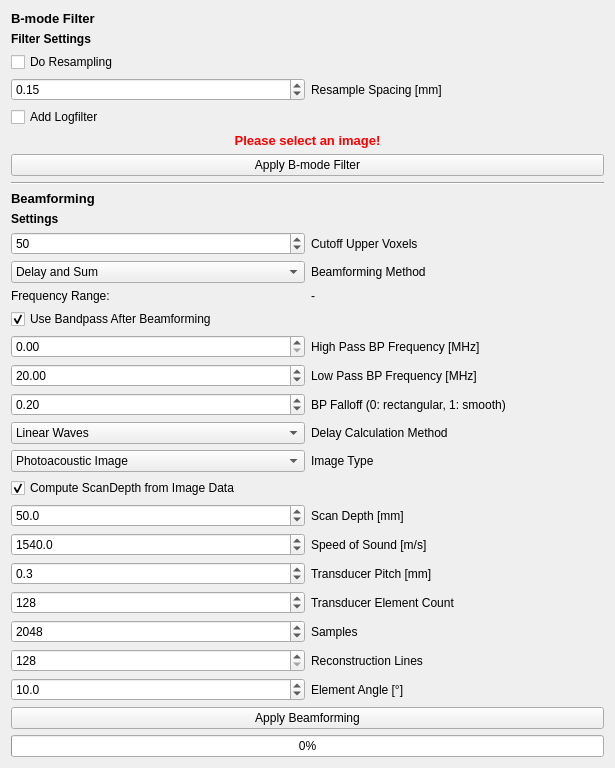
Before: the Qt Designer form Plugins/org.mitk.gui.qt.photoacoustics.imageprocessing/src/internal/PAImageProcessingControls.ui in MITK/MITK, drawn with Qt 5.
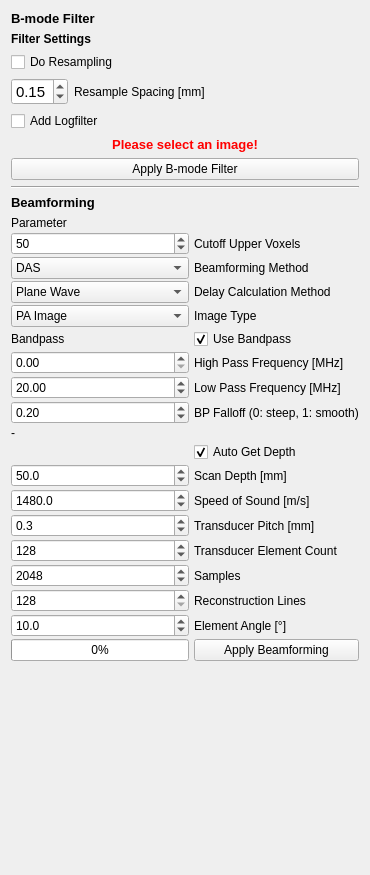
After: the same form once the commit is applied.

Patch:
```diff
--- a/Plugins/org.mitk.gui.qt.photoacoustics.imageprocessing/src/internal/PAImageProcessingControls.ui
+++ b/Plugins/org.mitk.gui.qt.photoacoustics.imageprocessing/src/internal/PAImageProcessingControls.ui
@@ -6,8 +6,8 @@
    <rect>
     <x>0</x>
     <y>0</y>
-    <width>615</width>
-    <height>766</height>
+    <width>370</width>
+    <height>875</height>
    </rect>
   </property>
   <property name="minimumSize">
@@ -51,6 +51,23 @@
           <layout class="QHBoxLayout" name="horizontalLayout">
            <item>
             <widget class="QDoubleSpinBox" name="ResamplingValue">
+             <property name="sizePolicy">
+              <sizepolicy hsizetype="Fixed" vsizetype="Fixed">
+               <horstretch>0</horstretch>
+               <verstretch>0</verstretch>
+              </sizepolicy>
+             </property>
+             <property name="minimumSize">
+              <size>
+               <width>13</width>
+               <height>0</height>
+              </size>
+             </property>
+             <property name="font">
+              <font>
+               <pointsize>11</pointsize>
+              </font>
+             </property>
              <property name="minimum">
               <double>0.010000000000000</double>
              </property>
@@ -95,6 +112,12 @@
        </item>
        <item>
         <widget class="QPushButton" name="buttonApplyBModeFilter">
+         <property name="sizePolicy">
+          <sizepolicy hsizetype="Minimum" vsizetype="Fixed">
+           <horstretch>0</horstretch>
+           <verstretch>0</verstretch>
+          </sizepolicy>
+         </property>
          <property name="toolTip">
           <string>Do image processing</string>
          </property>
@@ -121,31 +144,74 @@
      </item>
      <item>
       <layout class="QVBoxLayout" name="verticalLayout_3">
-       <item>
-        <widget class="QLabel" name="BeamformerSettings">
-         <property name="text">
-          <string>&lt;html&gt;&lt;head/&gt;&lt;body&gt;&lt;p&gt;&lt;span style=&quot; font-weight:600;&quot;&gt;Settings&lt;/span&gt;&lt;/p&gt;&lt;/body&gt;&lt;/html&gt;</string>
-         </property>
-        </widget>
-       </item>
        <item>
         <layout class="QGridLayout" name="gridLayout">
-         <item row="14" column="1">
+         <property name="horizontalSpacing">
+          <number>5</number>
+         </property>
+         <property name="verticalSpacing">
+          <number>2</number>
+         </property>
+         <item row="3" column="1">
+          <widget class="QLabel" name="label_8">
+           <property name="text">
+            <string>Delay Calculation Method</string>
+           </property>
+          </widget>
+         </item>
+         <item row="17" column="1">
+          <widget class="QCheckBox" name="UseImageSpacing">
+           <property name="text">
+            <string>Auto Get Depth</string>
+           </property>
+           <property name="checked">
+            <bool>true</bool>
+           </property>
+          </widget>
+         </item>
+         <item row="25" column="1">
+          <widget class="QPushButton" name="buttonApplyBeamforming">
+           <property name="text">
+            <string>Apply Beamforming</string>
+           </property>
+          </widget>
+         </item>
+         <item row="17" column="0">
+          <widget class="QLabel" name="label_14">
+           <property name="text">
+            <string/>
+           </property>
+          </widget>
+         </item>
+         <item row="2" column="1">
+          <widget class="QLabel" name="label_4">
+           <property name="text">
+            <string>Beamforming Method</string>
+           </property>
+          </widget>
+         </item>
+         <item row="19" column="1">
           <widget class="QLabel" name="label_2">
            <property name="text">
             <string>Speed of Sound [m/s]</string>
            </property>
           </widget>
          </item>
-         <item row="13" column="1">
+         <item row="18" column="1">
           <widget class="QLabel" name="label">
            <property name="text">
             <string>Scan Depth [mm]</string>
            </property>
           </widget>
          </item>
-         <item row="15" column="0">
+         <item row="20" column="0">
           <widget class="QDoubleSpinBox" name="Pitch">
+           <property name="sizePolicy">
+            <sizepolicy hsizetype="Preferred" vsizetype="Fixed">
+             <horstretch>0</horstretch>
+             <verstretch>0</verstretch>
+            </sizepolicy>
+           </property>
            <property name="decimals">
             <number>1</number>
            </property>
@@ -163,8 +229,14 @@
            </property>
           </widget>
          </item>
-         <item row="14" column="0">
+         <item row="19" column="0">
           <widget class="QDoubleSpinBox" name="SpeedOfSound">
+           <property name="sizePolicy">
+            <sizepolicy hsizetype="Preferred" vsizetype="Fixed">
+             <horstretch>0</horstretch>
+             <verstretch>0</verstretch>
+            </sizepolicy>
+           </property>
            <property name="decimals">
             <number>1</number>
            </property>
@@ -178,26 +250,25 @@
             <double>0.100000000000000</double>
            </property>
            <property name="value">
-            <double>1540.000000000000000</double>
+            <double>1480.000000000000000</double>
            </property>
           </widget>
          </item>
-         <item row="2" column="1">
-          <widget class="QLabel" name="label_4">
-           <property name="text">
-            <string>Beamforming Method</string>
-           </property>
-          </widget>
-         </item>
-         <item row="16" column="1">
+         <item row="21" column="1">
           <widget class="QLabel" name="label_5">
            <property name="text">
             <string>Transducer Element Count</string>
            </property>
           </widget>
          </item>
-         <item row="13" column="0">
+         <item row="18" column="0">
           <widget class="QDoubleSpinBox" name="ScanDepth">
+           <property name="sizePolicy">
+            <sizepolicy hsizetype="Preferred" vsizetype="Fixed">
+             <horstretch>0</horstretch>
+             <verstretch>0</verstretch>
+            </sizepolicy>
+           </property>
            <property name="decimals">
             <number>1</number>
            </property>
@@ -209,29 +280,21 @@
            </property>
           </widget>
          </item>
-         <item row="2" column="0">
-          <widget class="QComboBox" name="BFAlgorithm">
-           <item>
-            <property name="text">
-             <string>Delay and Sum</string>
-            </property>
-           </item>
-           <item>
-            <property name="text">
-             <string>Delay, Multiply and Sum</string>
-            </property>
-           </item>
-          </widget>
-         </item>
-         <item row="15" column="1">
+         <item row="20" column="1">
           <widget class="QLabel" name="label_3">
            <property name="text">
             <string>Transducer Pitch [mm]</string>
            </property>
           </widget>
          </item>
-         <item row="16" column="0">
+         <item row="21" column="0">
           <widget class="QSpinBox" name="ElementCount">
+           <property name="sizePolicy">
+            <sizepolicy hsizetype="Preferred" vsizetype="Fixed">
+             <horstretch>0</horstretch>
+             <verstretch>0</verstretch>
+            </sizepolicy>
+           </property>
            <property name="minimum">
             <number>1</number>
            </property>
@@ -246,8 +309,14 @@
            </property>
           </widget>
          </item>
-         <item row="17" column="0">
+         <item row="22" column="0">
           <widget class="QSpinBox" name="Samples">
+           <property name="sizePolicy">
+            <sizepolicy hsizetype="Preferred" vsizetype="Fixed">
+             <horstretch>0</horstretch>
+             <verstretch>0</verstretch>
+            </sizepolicy>
+           </property>
            <property name="minimum">
             <number>256</number>
            </property>
@@ -262,8 +331,14 @@
            </property>
           </widget>
          </item>
-         <item row="18" column="0">
+         <item row="23" column="0">
           <widget class="QSpinBox" name="Lines">
+           <property name="sizePolicy">
+            <sizepolicy hsizetype="Preferred" vsizetype="Fixed">
+             <horstretch>0</horstretch>
+             <verstretch>0</verstretch>
+            </sizepolicy>
+           </property>
            <property name="minimum">
             <number>128</number>
            </property>
@@ -278,48 +353,28 @@
            </property>
           </widget>
          </item>
-         <item row="17" column="1">
+         <item row="22" column="1">
           <widget class="QLabel" name="label_6">
            <property name="text">
             <string>Samples</string>
            </property>
           </widget>
          </item>
-         <item row="18" column="1">
+         <item row="23" column="1">
           <widget class="QLabel" name="label_7">
            <property name="text">
             <string>Reconstruction Lines</string>
            </property>
           </widget>
          </item>
-         <item row="8" column="0">
-          <widget class="QComboBox" name="DelayCalculation">
-           <item>
-            <property name="text">
-             <string>Linear Waves</string>
-            </property>
-           </item>
-           <item>
-            <property name="text">
-             <string>Quadratic Approximation to Spherical Waves</string>
-            </property>
-           </item>
-           <item>
-            <property name="text">
-             <string>Spherical Waves</string>
-            </property>
-           </item>
-          </widget>
-         </item>
-         <item row="8" column="1">
-          <widget class="QLabel" name="label_8">
-           <property name="text">
-            <string>Delay Calculation Method</string>
-           </property>
-          </widget>
-         </item>
-         <item row="19" column="0">
+         <item row="24" column="0">
           <widget class="QDoubleSpinBox" name="Angle">
+           <property name="sizePolicy">
+            <sizepolicy hsizetype="Preferred" vsizetype="Fixed">
+             <horstretch>0</horstretch>
+             <verstretch>0</verstretch>
+            </sizepolicy>
+           </property>
            <property name="decimals">
             <number>1</number>
            </property>
@@ -331,46 +386,21 @@
            </property>
           </widget>
          </item>
-         <item row="12" column="0">
-          <widget class="QCheckBox" name="UseImageSpacing">
-           <property name="text">
-            <string>Compute ScanDepth from Image Data</string>
-           </property>
-           <property name="checked">
-            <bool>true</bool>
-           </property>
-          </widget>
-         </item>
-         <item row="19" column="1">
+         <item row="24" column="1">
           <widget class="QLabel" name="label_9">
            <property name="text">
             <string>Element Angle [°]</string>
            </property>
           </widget>
          </item>
-         <item row="9" column="0">
-          <widget class="QComboBox" name="ImageType">
-           <item>
-            <property name="text">
-             <string>Photoacoustic Image</string>
-            </property>
-           </item>
-           <item>
-            <property name="text">
-             <string>Ultrasound Image</string>
-            </property>
-           </item>
-          </widget>
-         </item>
-         <item row="9" column="1">
-          <widget class="QLabel" name="label_10">
-           <property name="text">
-            <string>Image Type</string>
-           </property>
-          </widget>
-         </item>
-         <item row="7" column="0">
+         <item row="10" column="0">
           <widget class="QDoubleSpinBox" name="BPFalloff">
+           <property name="sizePolicy">
+            <sizepolicy hsizetype="Preferred" vsizetype="Fixed">
+             <horstretch>0</horstretch>
+             <verstretch>0</verstretch>
+            </sizepolicy>
+           </property>
            <property name="decimals">
             <number>2</number>
            </property>
@@ -388,8 +418,14 @@
            </property>
           </widget>
          </item>
-         <item row="5" column="0">
+         <item row="8" column="0">
           <widget class="QDoubleSpinBox" name="BPhigh">
+           <property name="sizePolicy">
+            <sizepolicy hsizetype="Preferred" vsizetype="Fixed">
+             <horstretch>0</horstretch>
+             <verstretch>0</verstretch>
+            </sizepolicy>
+           </property>
            <property name="decimals">
             <number>2</number>
            </property>
@@ -398,8 +434,14 @@
            </property>
           </widget>
          </item>
-         <item row="6" column="0">
+         <item row="9" column="0">
           <widget class="QDoubleSpinBox" name="BPlow">
+           <property name="sizePolicy">
+            <sizepolicy hsizetype="Preferred" vsizetype="Fixed">
+             <horstretch>0</horstretch>
+             <verstretch>0</verstretch>
+            </sizepolicy>
+           </property>
            <property name="decimals">
             <number>2</number>
            </property>
@@ -414,53 +456,35 @@
            </property>
           </widget>
          </item>
-         <item row="5" column="1">
+         <item row="8" column="1">
           <widget class="QLabel" name="BPHighLabel">
            <property name="text">
-            <string>High Pass BP Frequency [MHz]</string>
+            <string>High Pass Frequency [MHz]</string>
            </property>
           </widget>
          </item>
-         <item row="7" column="1">
+         <item row="10" column="1">
           <widget class="QLabel" name="label_13">
            <property name="text">
-            <string>BP Falloff (0: rectangular, 1: smooth)</string>
+            <string>BP Falloff (0: steep, 1: smooth)</string>
            </property>
           </widget>
          </item>
-         <item row="6" column="1">
+         <item row="9" column="1">
           <widget class="QLabel" name="BPLowLabel">
            <property name="text">
-            <string>Low Pass BP Frequency [MHz]</string>
-           </property>
-          </widget>
-         </item>
-         <item row="3" column="0">
-          <widget class="QLabel" name="label_11">
-           <property name="text">
-            <string>Frequency Range:</string>
-           </property>
-          </widget>
-         </item>
-         <item row="3" column="1">
-          <widget class="QLabel" name="BPInfoDisplay">
-           <property name="text">
-            <string>-</string>
-           </property>
-          </widget>
-         </item>
-         <item row="4" column="0">
-          <widget class="QCheckBox" name="UseBP">
-           <property name="text">
-            <string>Use Bandpass After Beamforming</string>
-           </property>
-           <property name="checked">
-            <bool>true</bool>
+            <string>Low Pass Frequency [MHz]</string>
            </property>
           </widget>
          </item>
          <item row="1" column="0">
           <widget class="QSpinBox" name="Cutoff">
+           <property name="sizePolicy">
+            <sizepolicy hsizetype="Preferred" vsizetype="Fixed">
+             <horstretch>0</horstretch>
+             <verstretch>0</verstretch>
+            </sizepolicy>
+           </property>
            <property name="maximum">
             <number>500</number>
            </property>
@@ -479,25 +503,115 @@
            </property>
           </widget>
          </item>
+         <item row="25" column="0">
+          <widget class="QProgressBar" name="progressBar">
+           <property name="enabled">
+            <bool>true</bool>
+           </property>
+           <property name="value">
+            <number>0</number>
+           </property>
+          </widget>
+         </item>
+         <item row="6" column="1">
+          <widget class="QCheckBox" name="UseBP">
+           <property name="text">
+            <string>Use Bandpass</string>
+           </property>
+           <property name="checked">
+            <bool>true</bool>
+           </property>
+          </widget>
+         </item>
+         <item row="6" column="0">
+          <widget class="QLabel" name="label_11">
+           <property name="text">
+            <string>Bandpass</string>
+           </property>
+          </widget>
+         </item>
+         <item row="2" column="0">
+          <widget class="QComboBox" name="BFAlgorithm">
+           <property name="sizePolicy">
+            <sizepolicy hsizetype="Preferred" vsizetype="Fixed">
+             <horstretch>0</horstretch>
+             <verstretch>0</verstretch>
+            </sizepolicy>
+           </property>
+           <item>
+            <property name="text">
+             <string>DAS</string>
+            </property>
+           </item>
+           <item>
+            <property name="text">
+             <string>DMAS</string>
+            </property>
+           </item>
+          </widget>
+         </item>
+         <item row="3" column="0">
+          <widget class="QComboBox" name="DelayCalculation">
+           <property name="sizePolicy">
+            <sizepolicy hsizetype="Preferred" vsizetype="Fixed">
+             <horstretch>0</horstretch>
+             <verstretch>0</verstretch>
+            </sizepolicy>
+           </property>
+           <item>
+            <property name="text">
+             <string>Plane Wave</string>
+            </property>
+           </item>
+           <item>
+            <property name="text">
+             <string>Quad. Approx.</string>
+            </property>
+           </item>
+           <item>
+            <property name="text">
+             <string>Spherical Wave</string>
+            </property>
+           </item>
+          </widget>
+         </item>
+         <item row="4" column="0">
+          <widget class="QComboBox" name="ImageType">
+           <item>
+            <property name="text">
+             <string>PA Image</string>
+            </property>
+           </item>
+           <item>
+            <property name="text">
+             <string>US Image</string>
+            </property>
+           </item>
+          </widget>
+         </item>
+         <item row="4" column="1">
+          <widget class="QLabel" name="label_10">
+           <property name="text">
+            <string>Image Type</string>
+           </property>
+          </widget>
+         </item>
+         <item row="0" column="0">
+          <widget class="QLabel" name="label_15">
+           <property name="text">
+            <string>Parameter</string>
+           </property>
+          </widget>
+         </item>
+         <item row="16" column="0">
+          <widget class="QLabel" name="BPInfoDisplay">
+           <property name="text">
+            <string>-</string>
+           </property>
+          </widget>
+         </item>
         </layout>
        </item>
-       <item>
-        <widget class="QPushButton" name="buttonApplyBeamforming">
-         <property name="text">
-          <string>Apply Beamforming</string>
-         </property>
-        </widget>
-       </item>
-       <item>
-        <widget class="QProgressBar" name="progressBar">
-         <property name="enabled">
-          <bool>true</bool>
-         </property>
-         <property name="value">
-          <number>0</number>
-         </property>
-        </widget>
-       </item>
       </layout>
      </item>
     </layout>
```
Left out of the diff: 2 changed lines with no effect on the pictures.
